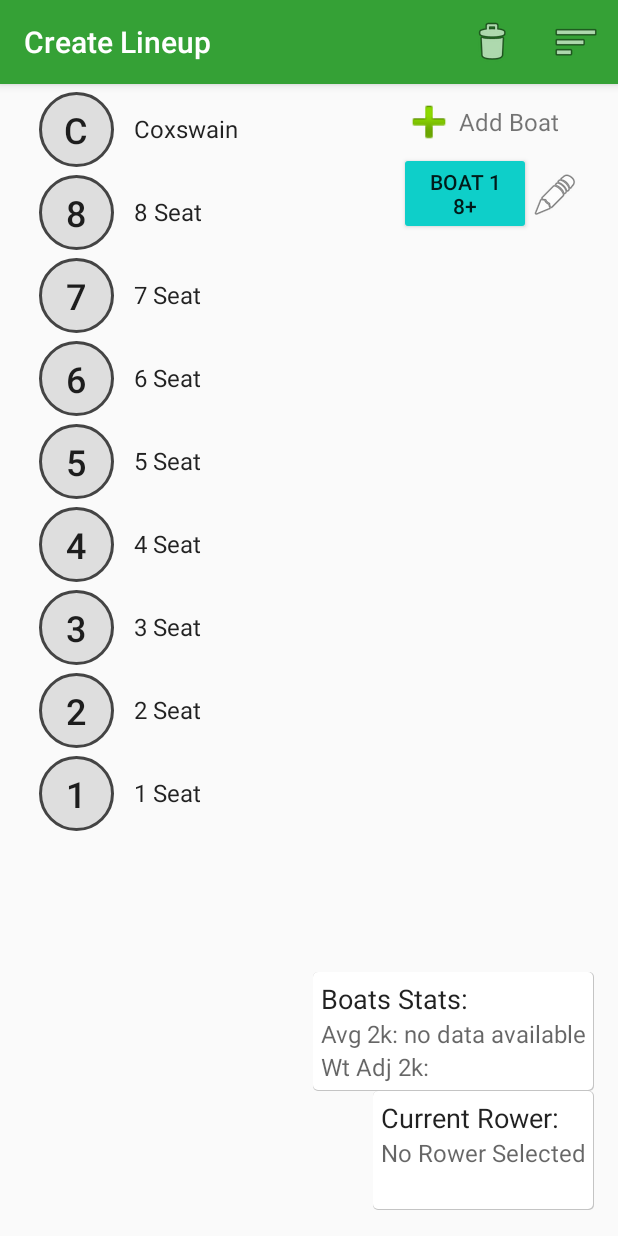
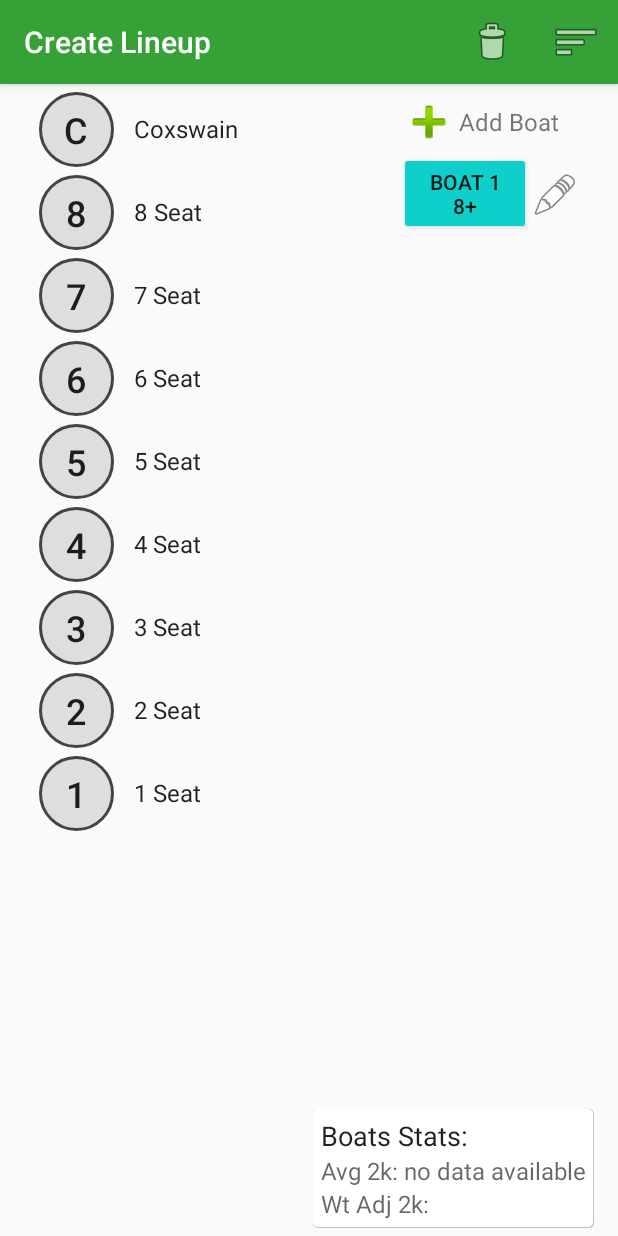
Before and after one commit to ginagr/ThePerfectLineup3.0, an Android app: the screen it shows after launch (LineupActivity), after a tap on "Go To Lineup", on a phone screen of 412 x 824 dp. Run offline under Robolectric (Android 15) with nearby library versions, the phone set to English and light mode, and no system bars; 2 other taps on this screen came first.

Commit message:
updated UI - better flow

```diff
--- a/app/src/main/java/ggr/tpl7/AthleteListFragment.java
+++ b/app/src/main/java/ggr/tpl7/AthleteListFragment.java
@@ -66,10 +66,10 @@ public class AthleteListFragment extends Fragment {
 
         currBoatId = (UUID) getActivity().getIntent().getSerializableExtra(EXTRA_CURRENT_BOAT);
 
-        if(athleteBoatPosition == -1 && currAthleteId == null && currBoatId == null){
-            fromRosterButton = true;
+        if(currBoatId != null){
+            fromRosterButton = athleteBoatPosition == -1;
         } else {
-            fromRosterButton = false;
+            fromRosterButton = true; //don't know where intent came from, but assuming roster
         }
     }
 
@@ -194,7 +194,7 @@ public class AthleteListFragment extends Fragment {
 
         List<Athlete> athlete;
         if(button == 0){
-           athlete = athleteLab.getAthletes(AthleteDbSchema.AthleteTable.Cols.INLINEUP +" ASC, " + AthleteDbSchema.AthleteTable.Cols.FIRSTNAME);
+            athlete = athleteLab.getAthletes(AthleteDbSchema.AthleteTable.Cols.INLINEUP +" ASC, " + AthleteDbSchema.AthleteTable.Cols.FIRSTNAME);
         } else {
             athlete = athleteLab.getAthletes(AthleteDbSchema.AthleteTable.Cols.FIRSTNAME +" ASC");
         }
@@ -216,7 +216,6 @@ public class AthleteListFragment extends Fragment {
         private TextView nameTextView;
         private TextView sideTextView;
         private QuickContactBadge imageButtonView;
-        private ImageView toLineup;
         private Drawable mDrawable;
         private RelativeLayout athleteRelativeLayout;
 
@@ -229,7 +228,6 @@ public class AthleteListFragment extends Fragment {
             nameTextView = (TextView) itemView.findViewById(R.id.list_item_athlete_name_text_view);
             sideTextView = (TextView) itemView.findViewById(R.id.list_item_athlete_subtitle_text_view);
             imageButtonView = (QuickContactBadge) itemView.findViewById(R.id.user_image_icon);
-            toLineup = (ImageView) itemView.findViewById(R.id.list_item_to_lineup);
             athleteRelativeLayout = (RelativeLayout) itemView.findViewById(R.id.list_item_relative_layout);
 
         }
@@ -242,22 +240,8 @@ public class AthleteListFragment extends Fragment {
 
             if(athlete.getInLineup()) {
                 athleteRelativeLayout.setBackgroundColor(Color.parseColor("#d5d5d6"));
-            }else {
+            } else {
                 athleteRelativeLayout.setBackgroundColor(Color.parseColor("#FFFAFFFF"));
-                toLineup.setOnClickListener(new View.OnClickListener() {
-                    @Override
-                    public void onClick(View v) {
-                        Intent i = new Intent(getActivity(), LineupActivity.class);
-                        i.putExtra(EXTRA_ATHLETE_ID, athlete.getId());
-                        i.putExtra(EXTRA_CURRENT_BOAT, currBoatId);
-                        if(fromRosterButton) {
-                            startActivity(i);
-                        } else {
-                            i.putExtra(EXTRA_BOAT_POSITION, athleteBoatPosition);
-                            startActivity(i);
-                        }
-                    }
-                });
             }
 
             //TODO:get image path
@@ -265,8 +249,16 @@ public class AthleteListFragment extends Fragment {
 
         @Override
         public void onClick(View v) {
-                    Intent intent = AthletePagerActivity.newIntent(getActivity(), athlete.getId());
-                    startActivity(intent);
+            if(fromRosterButton) {
+                Intent intent = AthletePagerActivity.newIntent(getActivity(), athlete.getId());
+                startActivity(intent);
+            } else {
+                Intent i = new Intent(getActivity(), LineupActivity.class);
+                i.putExtra(EXTRA_ATHLETE_ID, athlete.getId());
+                i.putExtra(EXTRA_CURRENT_BOAT, currBoatId);
+                i.putExtra(EXTRA_BOAT_POSITION, athleteBoatPosition);
+                startActivity(i);
+            }
         }
     }
 
--- a/app/src/main/java/ggr/tpl7/AthletePagerActivity.java
+++ b/app/src/main/java/ggr/tpl7/AthletePagerActivity.java
@@ -18,7 +18,6 @@ import ggr.tpl7.model.AthleteLab;
 
 public class AthletePagerActivity extends AppCompatActivity {
     private static final String EXTRA_ATHLETE_ID = "ggr.tpl17.athlete_id";
-    private static final String EXTRA_ATHLETE_ARRAY = "ggr.tpl17.athlete_array";
 
     private ViewPager viewPager;
     private List<Athlete> athletes;
@@ -35,7 +34,6 @@ public class AthletePagerActivity extends AppCompatActivity {
         setContentView(R.layout.activity_athlete_pager);
 
         UUID athleteId = (UUID) getIntent().getSerializableExtra(EXTRA_ATHLETE_ID);
-        String[] boatAthletes = getIntent().getStringArrayExtra(EXTRA_ATHLETE_ARRAY);
 
         viewPager = (ViewPager) findViewById(R.id.activity_athlete_pager_view_pager);
 
--- a/app/src/main/res/layout/activity_lineup.xml
+++ b/app/src/main/res/layout/activity_lineup.xml
@@ -230,7 +230,7 @@
         android:padding="5dp"
         android:id="@+id/tableLayoutStats"
 
-        android:layout_above="@+id/tableLayout"
+        android:layout_alignParentBottom="true"
         android:layout_alignParentEnd="true">
 
         <TableRow
@@ -267,46 +267,46 @@
         </TableRow>
     </TableLayout>
 
-    <TableLayout
-        android:layout_width="wrap_content"
-        android:layout_height="wrap_content"
-        android:background="@drawable/square"
-        android:padding="5dp"
-        android:id="@+id/tableLayout"
-        android:layout_alignParentBottom="true"
-        android:layout_alignParentEnd="true"
-        android:layout_marginBottom="12dp">
+    <!--<TableLayout-->
+        <!--android:layout_width="wrap_content"-->
+        <!--android:layout_height="wrap_content"-->
+        <!--android:background="@drawable/square"-->
+        <!--android:padding="5dp"-->
+        <!--android:id="@+id/tableLayout"-->
+        <!--android:layout_alignParentBottom="true"-->
+        <!--android:layout_alignParentEnd="true"-->
+        <!--android:layout_marginBottom="12dp">-->
 
-        <TableRow
-            android:layout_width="wrap_content"
-            android:layout_height="wrap_content">
+        <!--<TableRow-->
+            <!--android:layout_width="wrap_content"-->
+            <!--android:layout_height="wrap_content">-->
 
-            <TextView
-                android:text="@string/current_rower"
-                android:textAppearance="@style/TextAppearance.AppCompat"
-                android:textSize="18sp"/>
-        </TableRow>
-        <TableRow
-            android:layout_width="wrap_content"
-            android:layout_height="wrap_content">
+            <!--<TextView-->
+                <!--android:text="@string/current_rower"-->
+                <!--android:textAppearance="@style/TextAppearance.AppCompat"-->
+                <!--android:textSize="18sp"/>-->
+        <!--</TableRow>-->
+        <!--<TableRow-->
+            <!--android:layout_width="wrap_content"-->
+            <!--android:layout_height="wrap_content">-->
 
-            <TextView
-                android:id="@+id/current_rower_name"
-                android:text="@string/no_rower_selected"
-                android:textAppearance="@style/TextAppearance.AppCompat.Caption"
-                android:textSize="16sp"/>
-        </TableRow>
-        <TableRow
-            android:layout_width="wrap_content"
-            android:layout_height="wrap_content">
+            <!--<TextView-->
+                <!--android:id="@+id/current_rower_name"-->
+                <!--android:text="@string/no_rower_selected"-->
+                <!--android:textAppearance="@style/TextAppearance.AppCompat.Caption"-->
+                <!--android:textSize="16sp"/>-->
+        <!--</TableRow>-->
+        <!--<TableRow-->
+            <!--android:layout_width="wrap_content"-->
+            <!--android:layout_height="wrap_content">-->
 
-            <TextView
-                android:id="@+id/current_rower_side"
-                android:text=""
-                android:textAppearance="@style/TextAppearance.AppCompat.Caption"
-                android:textSize="16sp"/>
-        </TableRow>
-    </TableLayout>
+            <!--<TextView-->
+                <!--android:id="@+id/current_rower_side"-->
+                <!--android:text=""-->
+                <!--android:textAppearance="@style/TextAppearance.AppCompat.Caption"-->
+                <!--android:textSize="16sp"/>-->
+        <!--</TableRow>-->
+    <!--</TableLayout>-->
 
     <TextView
         android:id="@+id/textView"
```
Also changed, not shown: app/src/main/java/ggr/tpl7/LineupActivity.java (+11 -49 lines), app/src/main/res/layout/list_item_athlete.xml (+0 -11 lines).
